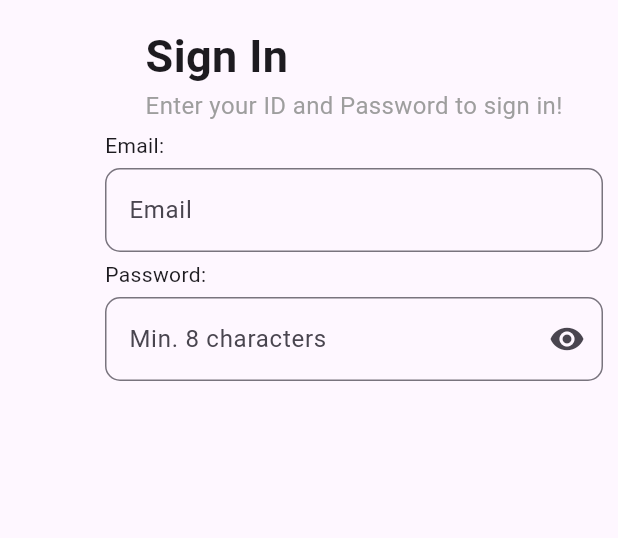
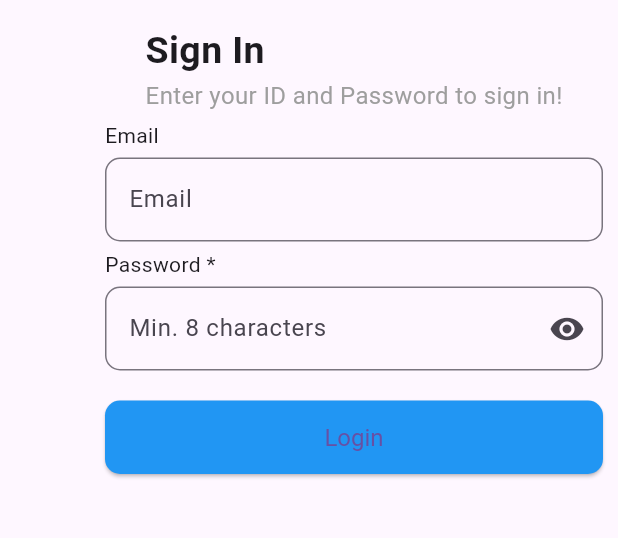
Before and after one commit to Reeptto/uts_mp_ari_ap, a Flutter app: the screen it shows after launch, on a phone screen of 412 x 824 dp, the part 204-742 px from its top. Run offline on Flutter 3.47's test engine with Material 3 defaults, Android fonts, the phone set to English and light mode, and no system bars.

Commit message:
Masih Membuat Form

```diff
--- a/lib/UTS/login.dart
+++ b/lib/UTS/login.dart
@@ -1,4 +1,5 @@
 import 'package:flutter/material.dart';
+import 'package:flutter/rendering.dart';
 
 class LoginPage extends StatefulWidget {
   const LoginPage({super.key});
@@ -8,6 +9,7 @@ class LoginPage extends StatefulWidget {
 }
 
 class _LoginPageState extends State<LoginPage> {
+  bool _isCheked = false;
   bool _showPassword = true;
   final TextEditingController _passwordController = TextEditingController();
   @override
@@ -69,7 +71,7 @@ class _LoginPageState extends State<LoginPage> {
                     Text(
                       'Sign In',
                       style: TextStyle(
-                        fontSize: 30,
+                        fontSize: 25,
                         fontWeight: FontWeight.bold,
                       ),
                     ),
@@ -89,7 +91,7 @@ class _LoginPageState extends State<LoginPage> {
                 height: 30,
                 child: Row(
                   children: [
-                    Text("Email: "),
+                    Text("Email "),
                   ],
                 )
               ),
@@ -112,7 +114,7 @@ class _LoginPageState extends State<LoginPage> {
               height: 30,
               child: Row(
                 children: [
-                  Text("Password: "),
+                  Text("Password *"),
                 ],
               )
             ),
@@ -120,7 +122,7 @@ class _LoginPageState extends State<LoginPage> {
                 width: 400,
                 child: Container(
                   child: TextField(
-                    controller: ,
+                    controller: _passwordController,
                     obscureText: _showPassword,
                     decoration: InputDecoration(
                       labelText: 'Min. 8 characters',
@@ -129,7 +131,7 @@ class _LoginPageState extends State<LoginPage> {
                       ),
                       suffixIcon: IconButton(
                         onPressed: () {
-                          (() {
+                          setState(() {
                             _showPassword = !_showPassword;
                           });
                         },
@@ -141,10 +143,25 @@ class _LoginPageState extends State<LoginPage> {
                 ),
                 )
               ),
+              SizedBox(height: 20),
+              Container(
+                width:400,
+                child: ElevatedButton(
+                  onPressed: () {},
+                  child: Text('Login'),
+                  style: ElevatedButton.styleFrom(
+                    backgroundColor: Colors.blue,
+                    padding: EdgeInsets.symmetric(vertical: 15),
+                    textStyle: TextStyle(fontSize: 16, ),
+                    shape: RoundedRectangleBorder(
+                      borderRadius: BorderRadius.circular(10),
+                    ),
+                  ),
+                ),
+              )
             ],
           ),
         ),
-
       ),
     );
   }
```
